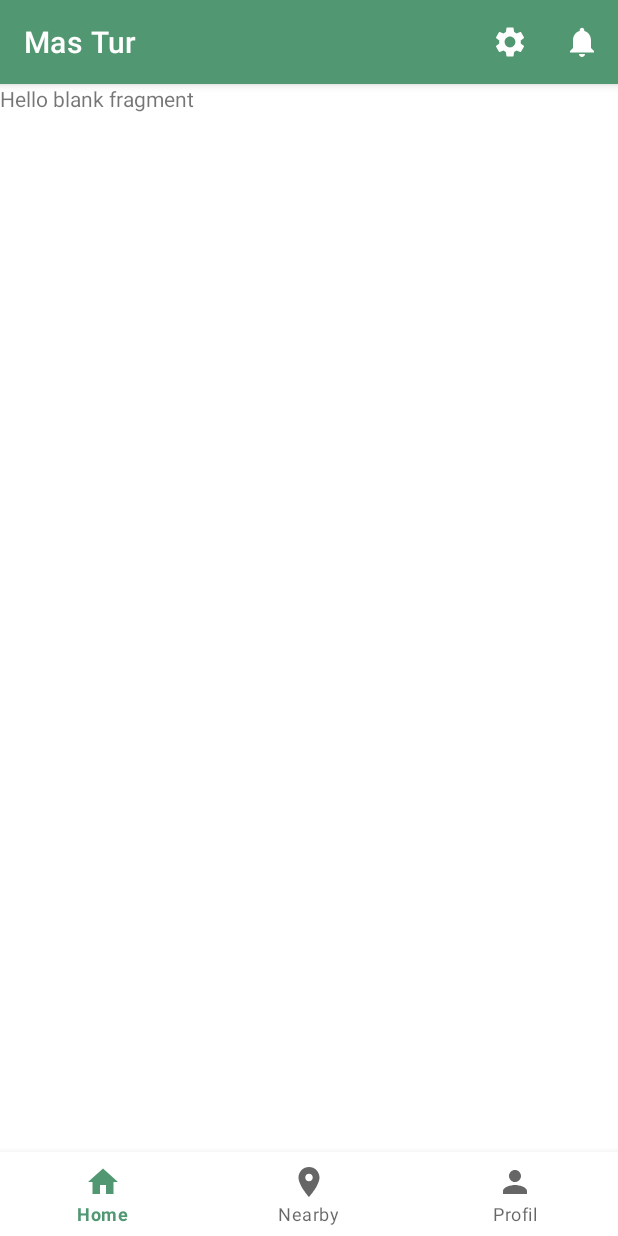
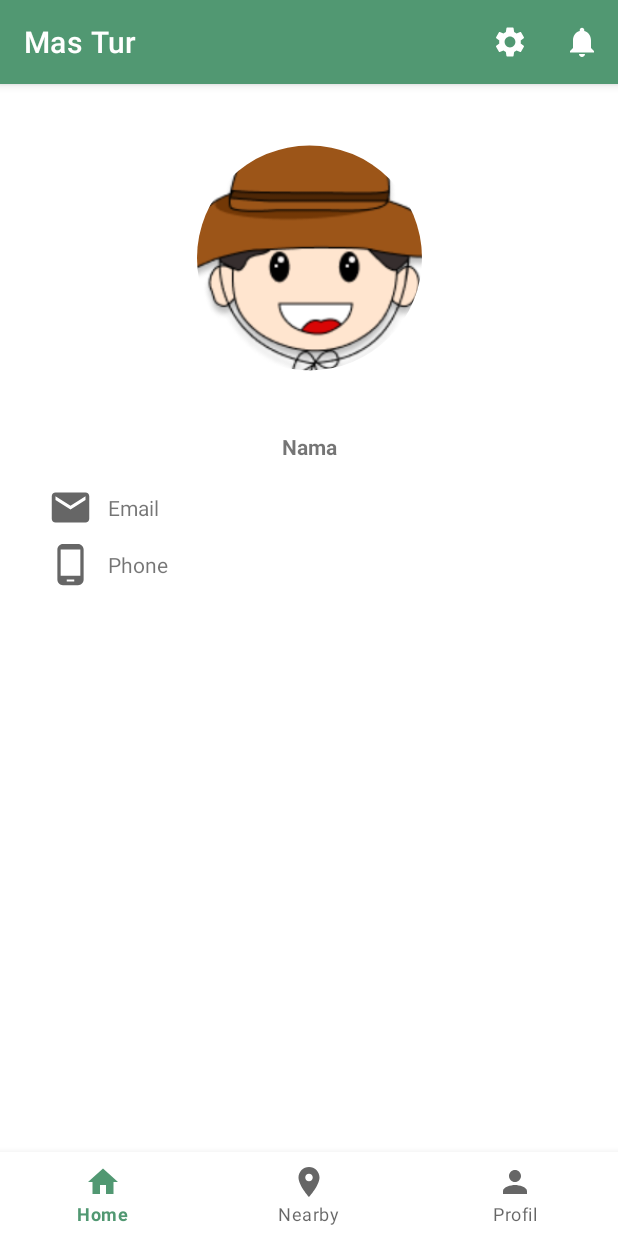
Before and after one commit to rfscenic/-ALFA-SC1-, an Android app: the fragment ProfilFragment placed in its activity, on a phone screen of 412 x 824 dp. Run offline under Robolectric (Android 15) with nearby library versions, the light colour scheme and no system bars; our stand-ins replace CircleImageView.

Commit message:
Menabahkan tampilan profil

```diff
--- /dev/null
+++ b/Sprint2/Project/MasTur/app/src/main/res/drawable/ic_baseline_email_24.xml
@@ -0,0 +1,10 @@
+<vector xmlns:android="http://schemas.android.com/apk/res/android"
+    android:width="24dp"
+    android:height="24dp"
+    android:viewportWidth="24"
+    android:viewportHeight="24"
+    android:tint="?attr/colorControlNormal">
+  <path
+      android:fillColor="@android:color/white"
+      android:pathData="M20,4L4,4c-1.1,0 -1.99,0.9 -1.99,2L2,18c0,1.1 0.9,2 2,2h16c1.1,0 2,-0.9 2,-2L22,6c0,-1.1 -0.9,-2 -2,-2zM20,8l-8,5 -8,-5L4,6l8,5 8,-5v2z"/>
+</vector>
--- /dev/null
+++ b/Sprint2/Project/MasTur/app/src/main/res/drawable/ic_baseline_phone_android_24.xml
@@ -0,0 +1,10 @@
+<vector xmlns:android="http://schemas.android.com/apk/res/android"
+    android:width="24dp"
+    android:height="24dp"
+    android:viewportWidth="24"
+    android:viewportHeight="24"
+    android:tint="?attr/colorControlNormal">
+  <path
+      android:fillColor="@android:color/white"
+      android:pathData="M16,1L8,1C6.34,1 5,2.34 5,4v16c0,1.66 1.34,3 3,3h8c1.66,0 3,-1.34 3,-3L19,4c0,-1.66 -1.34,-3 -3,-3zM14,21h-4v-1h4v1zM17.25,18L6.75,18L6.75,4h10.5v14z"/>
+</vector>
--- a/Sprint2/Project/MasTur/app/src/main/res/layout/fragment_profil.xml
+++ b/Sprint2/Project/MasTur/app/src/main/res/layout/fragment_profil.xml
@@ -1,14 +1,89 @@
 <?xml version="1.0" encoding="utf-8"?>
-<FrameLayout xmlns:android="http://schemas.android.com/apk/res/android"
+<androidx.constraintlayout.widget.ConstraintLayout xmlns:android="http://schemas.android.com/apk/res/android"
+    xmlns:app="http://schemas.android.com/apk/res-auto"
     xmlns:tools="http://schemas.android.com/tools"
     android:layout_width="match_parent"
     android:layout_height="match_parent"
     tools:context=".ProfilFragment">
 
     <!-- TODO: Update blank fragment layout -->
+    <de.hdodenhof.circleimageview.CircleImageView
+        android:id="@+id/circleImageView"
+        android:layout_width="150dp"
+        android:layout_height="200dp"
+        android:layout_gravity="center|top"
+        android:layout_marginTop="16dp"
+        android:src="@drawable/logo_mastur"
+        app:layout_constraintEnd_toEndOf="parent"
+        app:layout_constraintStart_toStartOf="parent"
+        app:layout_constraintTop_toTopOf="parent" />
+
     <TextView
+        android:id="@+id/textView7"
         android:layout_width="match_parent"
-        android:layout_height="match_parent"
-        android:text="@string/hello_blank_fragment" />
+        android:layout_height="wrap_content"
+        android:layout_marginStart="32dp"
+        android:layout_marginTop="16dp"
+        android:layout_marginEnd="32dp"
+        android:text="@string/nama"
+        android:textAlignment="center"
+        android:textStyle="bold"
+        app:layout_constraintEnd_toEndOf="parent"
+        app:layout_constraintStart_toStartOf="parent"
+        app:layout_constraintTop_toBottomOf="@+id/circleImageView" />
 
-</FrameLayout>
+    <LinearLayout
+        android:id="@+id/linearLayout"
+        android:layout_width="match_parent"
+        android:layout_height="wrap_content"
+        android:layout_marginStart="32dp"
+        android:layout_marginTop="16dp"
+        android:layout_marginEnd="32dp"
+        android:orientation="horizontal"
+        app:layout_constraintEnd_toEndOf="parent"
+        app:layout_constraintStart_toStartOf="parent"
+        app:layout_constraintTop_toBottomOf="@+id/textView7"
+        tools:ignore="UseCompoundDrawables">
+
+        <ImageView
+            android:layout_width="30dp"
+            android:layout_height="30dp"
+            android:src="@drawable/ic_baseline_email_24"
+            android:contentDescription="@string/todo" />
+
+        <TextView
+            android:layout_width="match_parent"
+            android:layout_height="match_parent"
+            android:layout_marginStart="10dp"
+            android:gravity="center_vertical"
+            android:text="@string/email" />
+    </LinearLayout>
+
+    <LinearLayout
+        android:id="@+id/linearLayout2"
+        android:layout_width="match_parent"
+        android:layout_height="wrap_content"
+        android:layout_marginStart="32dp"
+        android:layout_marginTop="8dp"
+        android:layout_marginEnd="32dp"
+        android:orientation="horizontal"
+        app:layout_constraintEnd_toEndOf="parent"
+        app:layout_constraintStart_toStartOf="parent"
+        app:layout_constraintTop_toBottomOf="@+id/linearLayout"
+        tools:ignore="UseCompoundDrawables">
+
+        <ImageView
+            android:layout_width="30dp"
+            android:layout_height="30dp"
+            android:src="@drawable/ic_baseline_phone_android_24"
+            android:contentDescription="@string/todo" />
+
+        <TextView
+            android:layout_width="match_parent"
+            android:layout_height="match_parent"
+            android:layout_marginStart="10dp"
+            android:gravity="center_vertical"
+            android:text="@string/Phone" />
+    </LinearLayout>
+
+</androidx.constraintlayout.widget.ConstraintLayout>
--- a/Sprint2/Project/MasTur/app/src/main/res/values/strings.xml
+++ b/Sprint2/Project/MasTur/app/src/main/res/values/strings.xml
@@ -254,4 +254,7 @@ FixOn Capsule Hotel dekat dengan Satria Stadium, Pendopo Si Panji, Alun-Alun Pur
     <string name="title_activity_maps">Map</string>
     <string name="settings">settings</string>
     <string name="notification">Notification</string>
+    <string name="nama">Nama</string>
+    <string name="Phone">Phone</string>
+    <string name="email">Email</string>
 </resources>
```
